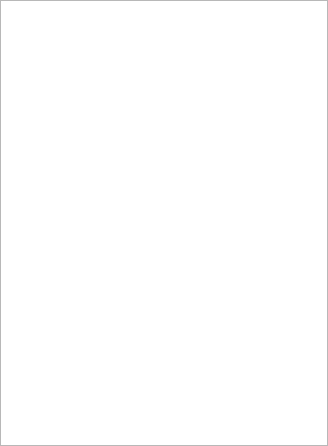
Old version of the form app/pages/orbital/orbital.ui in the repository feifeiboys/pywfn.
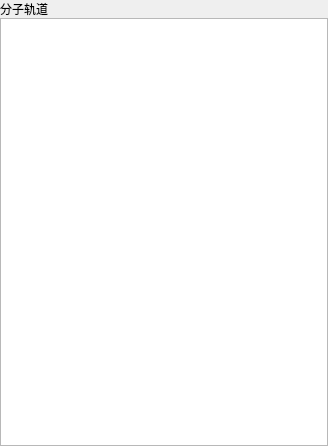
New version of the form.

```diff
--- a/app/pages/orbital/orbital.ui
+++ b/app/pages/orbital/orbital.ui
@@ -29,6 +29,13 @@
    <property name="bottomMargin">
     <number>0</number>
    </property>
+   <item>
+    <widget class="QLabel" name="label">
+     <property name="text">
+      <string>分子轨道</string>
+     </property>
+    </widget>
+   </item>
    <item>
     <widget class="QListWidget" name="listWidget"/>
    </item>
```
